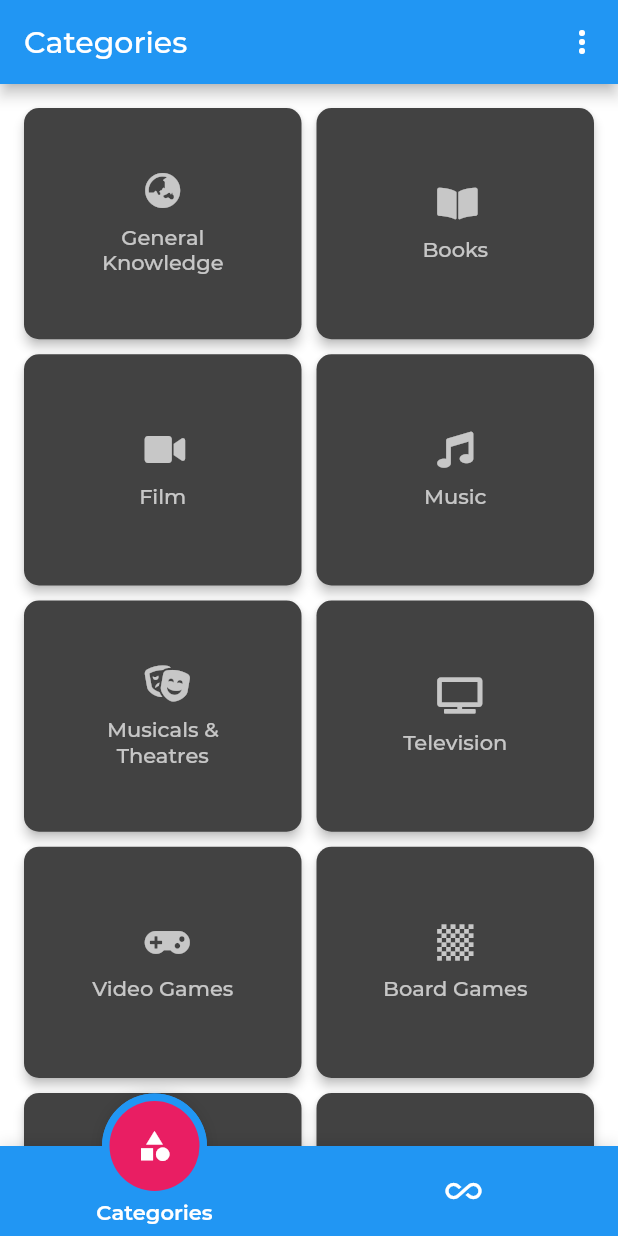
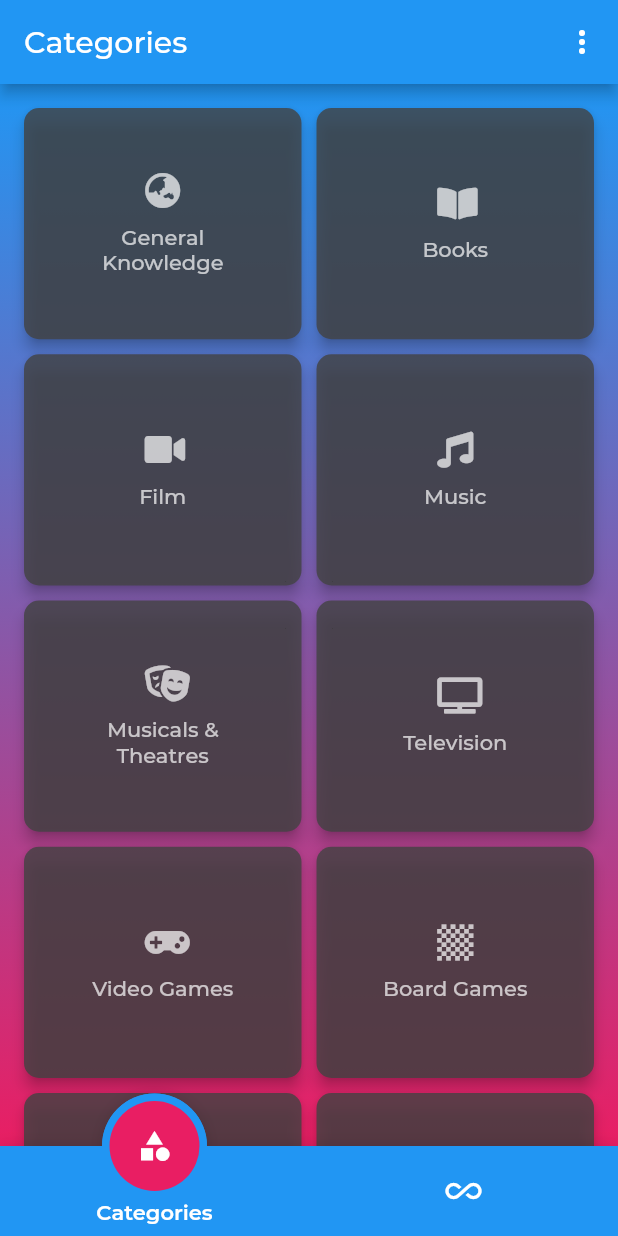
Before and after one commit to OmarDefaoui/quiz, a Flutter app: the screen it shows after launch, on a phone screen of 412 x 824 dp. Run offline on Flutter 3.47's test engine with Material 2 defaults, Android fonts, the phone set to English and light mode, and no system bars; drawn by our look-alikes of auto_size_text, fancy_bottom_navigation; our stand-ins replace flutter_custom_clippers, font_awesome_flutter, html_unescape, screenshot; missing offline and left inert: android_intent, esys_flutter_share.

Commit message:
Design improvement

```diff
--- a/lib/ui/screens/CategoriesScreen.dart
+++ b/lib/ui/screens/CategoriesScreen.dart
@@ -3,11 +3,27 @@ import 'package:flutter/material.dart';
 import 'package:quiz/models/CategoryModel.dart';
 import 'package:quiz/ui/widgets/QuizOptionsDialog.dart';
 
-class CategoriesScreen extends StatelessWidget {
+class CategoriesScreen extends StatefulWidget {
+  @override
+  _CategoriesScreenState createState() => _CategoriesScreenState();
+}
+
+class _CategoriesScreenState extends State<CategoriesScreen>
+    with AutomaticKeepAliveClientMixin {
   @override
   Widget build(BuildContext context) {
+    super.build(context);
     return Container(
-      color: Colors.white,
+      decoration: BoxDecoration(
+          gradient: LinearGradient(
+            colors: [
+              Theme.of(context).primaryColor,
+              Theme.of(context).accentColor
+            ],
+            begin: Alignment.topCenter,
+            end: Alignment.bottomCenter,
+          ),
+        ),
       child: CustomScrollView(
         physics: BouncingScrollPhysics(),
         slivers: <Widget>[
@@ -34,13 +50,13 @@ class CategoriesScreen extends StatelessWidget {
   Widget _buildCategoryItem(BuildContext context, int index) {
     CategoryModel category = categories[index];
     return MaterialButton(
-      elevation: 3,
-      highlightElevation: 1.0,
+      elevation: 4,
+      highlightElevation: 1,
       onPressed: () => _categoryPressed(context, category),
       shape: RoundedRectangleBorder(
         borderRadius: BorderRadius.circular(10.0),
       ),
-      color: Colors.grey.shade800,
+      color: Colors.grey.shade800.withOpacity(0.8),
       textColor: Colors.white70,
       child: Column(
         mainAxisAlignment: MainAxisAlignment.center,
@@ -68,4 +84,7 @@ class CategoriesScreen extends StatelessWidget {
       ),
     );
   }
+
+  @override
+  bool get wantKeepAlive => true;
 }
--- a/lib/ui/widgets/CustomAppBar.dart
+++ b/lib/ui/widgets/CustomAppBar.dart
@@ -1,10 +1,10 @@
 import 'dart:io';
 
 import 'package:android_intent/android_intent.dart';
+import 'package:esys_flutter_share/esys_flutter_share.dart';
 import 'package:flutter/material.dart';
 import 'package:quiz/Constants/Constants.dart';
 import 'package:quiz/models/PopUpMenuItems.dart';
-import 'package:share/share.dart';
 
 class CustomAppBar extends StatelessWidget implements PreferredSizeWidget {
   final String title;
@@ -22,7 +22,7 @@ class CustomAppBar extends StatelessWidget implements PreferredSizeWidget {
         title,
       ),
       centerTitle: false,
-      backgroundColor: Colors.blue,
+      backgroundColor: Theme.of(context).primaryColor,
       actions: <Widget>[
         PopupMenuButton<PopUpMenuItems>(
           onSelected: (item) {
@@ -62,10 +62,7 @@ class CustomAppBar extends StatelessWidget implements PreferredSizeWidget {
         }
         break;
       case 'Share':
-        Share.share(
-          shareBody,
-          subject: shareSubject,
-        );
+        Share.text(shareSubject, shareBody, 'text/plain');
         break;
       case 'Rate':
         if (Platform.isAndroid) {
--- a/pubspec.yaml
+++ b/pubspec.yaml
@@ -21,7 +21,6 @@ dependencies:
     sdk: flutter
 
   android_intent: ^0.3.5
-  share: ^0.6.3+5
   fancy_bottom_navigation: ^0.3.2
 
   font_awesome_flutter: ^8.5.0
@@ -29,6 +28,8 @@ dependencies:
   flutter_custom_clippers: ^1.1.0
   html_unescape: ^1.0.1+3
   auto_size_text: ^2.1.0
+  screenshot: ^0.1.1
+  esys_flutter_share: ^1.0.2
 
   # The following adds the Cupertino Icons font to your application.
   # Use with the CupertinoIcons class for iOS style icons.
```
Also changed, not shown: lib/ui/screens/QuizFinishedScreen.dart (+50 -5 lines), lib/ui/screens/QuizScreen.dart (+6 -1 lines), lib/ui/screens/RandomQuizScreen.dart (+9 -3 lines), lib/ui/widgets/QuizDesignWidget.dart (deleted, +0 -166 lines), pubspec.lock, 11 other files.
